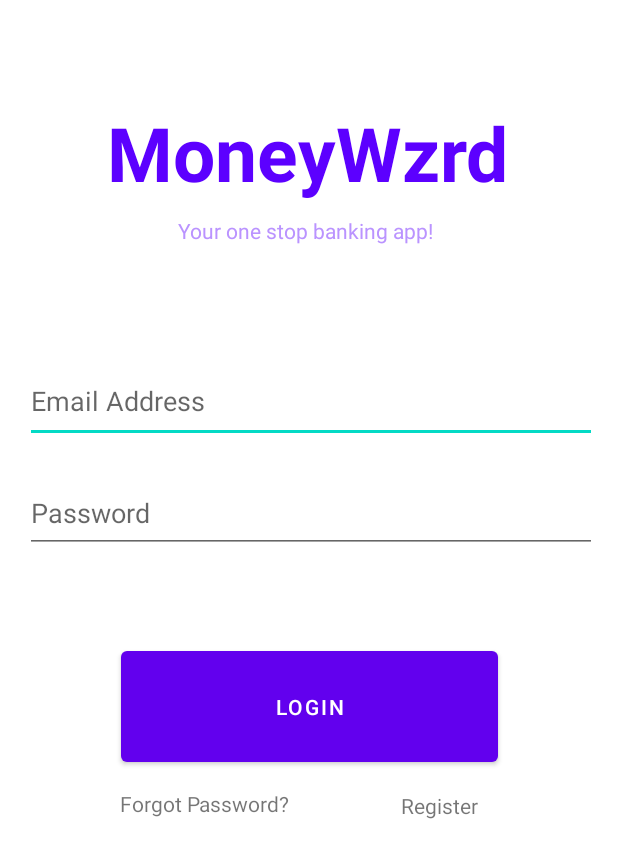
After one commit to Peachy02/MoneyWzrd, an Android app: the Login_main screen opened directly, with no data from a screen before it, on a phone screen of 412 x 824 dp. The commit adds this screen. Shown: the top 858 px of the screen. Run offline under Robolectric (Android 15) with nearby library versions, the phone set to English and light mode, and no system bars; Roboto replaces fonts that are not available here.

Commit message:
Created and designed login page, still need to handle everything -> moving on to registration page.

```diff
--- a/moneywzrd/src/main/AndroidManifest.xml
+++ b/moneywzrd/src/main/AndroidManifest.xml
@@ -10,9 +10,8 @@
         android:roundIcon="@mipmap/ic_launcher_round"
         android:supportsRtl="true"
         android:theme="@style/Theme.MoneyWzrd">
-        <activity
-           android:name="ispy.corp.moneywzrd.ui.login.LoginActivity"
-            />
+        <activity android:name=".Login_main"></activity>
+        <activity android:name=".ui.login.LoginActivity" />
         <activity android:name=".MainActivity">
             <intent-filter>
                 <action android:name="android.intent.action.MAIN" />
--- /dev/null
+++ b/moneywzrd/src/main/java/ispy/corp/moneywzrd/Login_main.java
@@ -0,0 +1,14 @@
+package ispy.corp.moneywzrd;
+
+import androidx.appcompat.app.AppCompatActivity;
+
+import android.os.Bundle;
+
+public class Login_main extends AppCompatActivity {
+
+    @Override
+    protected void onCreate(Bundle savedInstanceState) {
+        super.onCreate(savedInstanceState);
+        setContentView(R.layout.activity_login_main);
+    }
+}
--- a/moneywzrd/src/main/java/ispy/corp/moneywzrd/expenses/Expenses_fragment.java
+++ b/moneywzrd/src/main/java/ispy/corp/moneywzrd/expenses/Expenses_fragment.java
@@ -64,6 +64,9 @@ public class Expenses_fragment extends Fragment { //brandon nicoll - n01338740
         CheckBox c3 = (CheckBox) rootView.findViewById(R.id.checkBox3);
 
         msg.setVisibility(View.INVISIBLE);
+        if (expense1.getText().toString().equals("") && date1.getText().toString().equals("") && expense2.getText().toString().equals("") && date2.getText().toString().equals("") && expense3.getText().toString().equals("") && date3.getText().toString().equals("")) {
+            msg.setVisibility(View.VISIBLE);
+        }
         //sets values if anything is saved
         expense1.setText(pref.getString("expense1", null));
         date1.setText(pref.getString("date1", null));
@@ -93,9 +96,7 @@ public class Expenses_fragment extends Fragment { //brandon nicoll - n01338740
         else {
             c3.setVisibility(View.VISIBLE);
         }
-        if (expense1.getText().toString().equals("") && date1.getText().toString().equals("") && expense2.getText().toString().equals("") && date2.getText().toString().equals("") && expense3.getText().toString().equals("") && date3.getText().toString().equals("")) {
-            msg.setVisibility(View.VISIBLE);
-        }
+
 
 
         addExpenses.setOnClickListener(new View.OnClickListener() {
--- /dev/null
+++ b/moneywzrd/src/main/res/layout/activity_login_main.xml
@@ -0,0 +1,103 @@
+<?xml version="1.0" encoding="utf-8"?>
+<androidx.constraintlayout.widget.ConstraintLayout xmlns:android="http://schemas.android.com/apk/res/android"
+    xmlns:app="http://schemas.android.com/apk/res-auto"
+    xmlns:tools="http://schemas.android.com/tools"
+    android:layout_width="match_parent"
+    android:layout_height="match_parent"
+    android:visibility="visible"
+    tools:context=".Login_main">
+
+    <TextView
+        android:id="@+id/apptitle"
+        android:layout_width="269dp"
+        android:layout_height="76dp"
+        android:layout_marginTop="68dp"
+        android:layout_marginEnd="71dp"
+        android:text="@string/moneywzrd"
+        android:textColor="#5C00FF"
+        android:textSize="50sp"
+        android:textStyle="bold"
+        app:layout_constraintEnd_toEndOf="parent"
+        app:layout_constraintTop_toTopOf="parent" />
+
+    <EditText
+        android:id="@+id/editTextEmailAddress"
+        android:layout_width="381dp"
+        android:layout_height="56dp"
+        android:layout_marginStart="16dp"
+        android:layout_marginTop="71dp"
+        android:layout_marginEnd="14dp"
+        android:ems="10"
+        android:hint="@string/email_address"
+        android:inputType="textEmailAddress"
+        app:layout_constraintEnd_toEndOf="parent"
+        app:layout_constraintStart_toStartOf="parent"
+        app:layout_constraintTop_toBottomOf="@+id/titlemsg" />
+
+    <EditText
+        android:id="@+id/editTextPassword"
+        android:layout_width="381dp"
+        android:layout_height="53dp"
+        android:layout_marginStart="16dp"
+        android:layout_marginTop="20dp"
+        android:layout_marginEnd="14dp"
+        android:ems="10"
+        android:hint="@string/password"
+        android:inputType="textPassword"
+        app:layout_constraintEnd_toEndOf="parent"
+        app:layout_constraintStart_toStartOf="parent"
+        app:layout_constraintTop_toBottomOf="@+id/editTextEmailAddress" />
+
+    <TextView
+        android:id="@+id/titlemsg"
+        android:layout_width="174dp"
+        android:layout_height="24dp"
+        android:layout_marginEnd="119dp"
+        android:text="@string/your_one_stop_banking_app"
+        android:textColor="#BA93FF"
+        app:layout_constraintEnd_toEndOf="parent"
+        app:layout_constraintTop_toBottomOf="@+id/apptitle" />
+
+    <Button
+        android:id="@+id/loginBTN"
+        android:layout_width="251dp"
+        android:layout_height="86dp"
+        android:layout_marginStart="80dp"
+        android:layout_marginTop="59dp"
+        android:layout_marginEnd="80dp"
+        android:text="@string/login"
+        app:layout_constraintEnd_toEndOf="parent"
+        app:layout_constraintStart_toStartOf="parent"
+        app:layout_constraintTop_toBottomOf="@+id/editTextPassword" />
+
+    <TextView
+        android:id="@+id/forgotpass"
+        android:layout_width="wrap_content"
+        android:layout_height="wrap_content"
+        android:layout_marginStart="80dp"
+        android:layout_marginTop="12dp"
+        android:text="@string/forgot_password"
+        app:layout_constraintStart_toStartOf="parent"
+        app:layout_constraintTop_toBottomOf="@+id/loginBTN" />
+
+    <TextView
+        android:id="@+id/register"
+        android:layout_width="wrap_content"
+        android:layout_height="wrap_content"
+        android:layout_marginTop="13dp"
+        android:layout_marginEnd="93dp"
+        android:text="@string/register"
+        app:layout_constraintEnd_toEndOf="parent"
+        app:layout_constraintTop_toBottomOf="@+id/loginBTN" />
+
+    <ProgressBar
+        android:id="@+id/progressBar"
+        style="?android:attr/progressBarStyle"
+        android:layout_width="wrap_content"
+        android:layout_height="wrap_content"
+        android:visibility="gone"
+        app:layout_constraintBottom_toTopOf="@+id/loginBTN"
+        app:layout_constraintEnd_toEndOf="parent"
+        app:layout_constraintStart_toStartOf="parent"
+        app:layout_constraintTop_toTopOf="@+id/editTextPassword" />
+</androidx.constraintlayout.widget.ConstraintLayout>
--- a/moneywzrd/src/main/res/layout/expenses_fragment.xml
+++ b/moneywzrd/src/main/res/layout/expenses_fragment.xml
@@ -26,7 +26,7 @@
                 android:layout_height="64dp"
                 android:layout_marginStart="16dp"
                 android:layout_marginTop="16dp"
-                android:text="Expenses"
+                android:text="@string/expenses"
                 android:textColor="#673AB7"
                 android:textSize="30sp"
                 app:layout_constraintStart_toStartOf="parent"
@@ -40,7 +40,7 @@
                 android:layout_marginTop="19dp"
                 android:layout_marginEnd="27dp"
                 android:layout_marginBottom="349dp"
-                android:text="+"
+                android:text="@string/add"
                 app:layout_constraintBottom_toBottomOf="parent"
                 app:layout_constraintEnd_toEndOf="parent"
                 app:layout_constraintStart_toEndOf="@+id/expenseTitle"
--- a/moneywzrd/src/main/res/values/strings.xml
+++ b/moneywzrd/src/main/res/values/strings.xml
@@ -11,14 +11,20 @@
     <string name="login_failed">"Login failed"</string>
 
 
-
     <string name="Homebtn">Home</string>
     <string name="Accbtn">Accounts</string>
     <string name="Expbtn">Expenses</string>
     <string name="Invbtn">Investments</string>
     <string name="Setbtn">Settings</string>
-
-
+    <string name="moneywzrd">MoneyWzrd</string>
+    <string name="email_address">Email Address</string>
+    <string name="password">Password</string>
+    <string name="your_one_stop_banking_app">Your one stop banking app!</string>
+    <string name="login">LOGIN</string>
+    <string name="forgot_password">Forgot Password?</string>
+    <string name="register">Register</string>
+    <string name="expenses">Expenses</string>
+    <string name="add">+</string>
 
 
 </resources>
```
